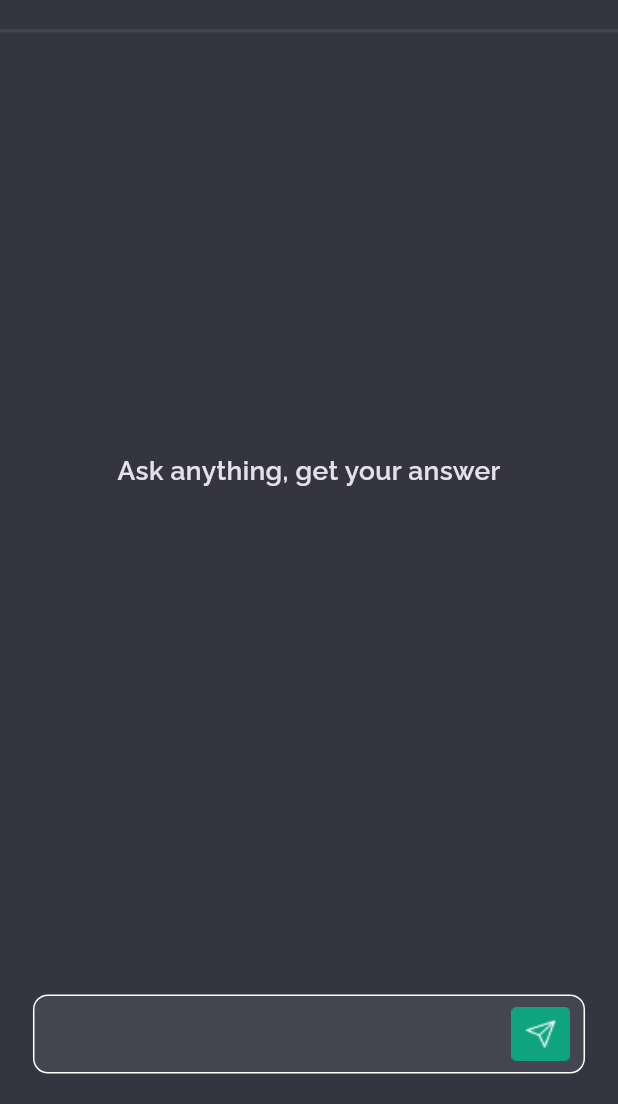
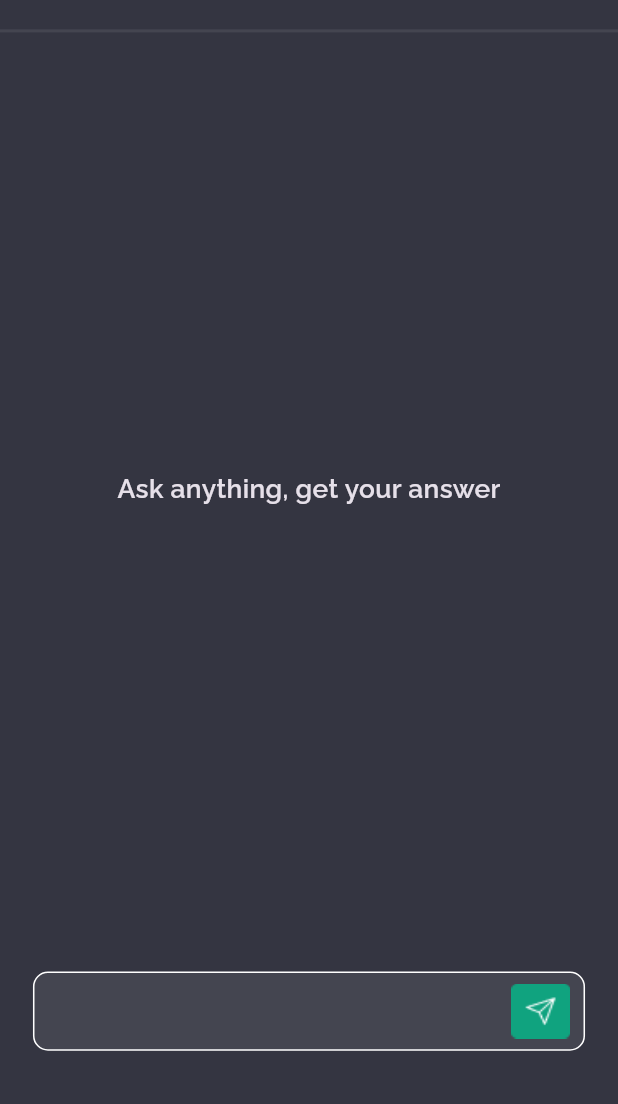
Before and after one commit to tarekelsawy/tqnia_chat, a Flutter app: the ChatScreen screen opened directly with empty values, on a phone screen of 412 x 824 dp, the part 132-1236 px from its top. Run offline on Flutter 3.47's test engine with Material 3 defaults, Android fonts, the phone set to English and light mode, and no system bars; our stand-ins replace bloc, flutter_bloc, flutter_screenutil, google_generative_ai, hive_flutter, internet_connection_checker; accounts and stored records are empty.

Commit message:
internet connection

```diff
--- a/lib/controllers/chat_cubit/chat_cubit.dart
+++ b/lib/controllers/chat_cubit/chat_cubit.dart
@@ -30,7 +30,6 @@ class ChatCubit extends Cubit<ChatStates> {
   ChatCubit({required this.context, required this.messages1})
       : super(InitChatState()) {
     checkInternetConnection();
-
   }
 
   void checkInternetConnection() {
@@ -38,8 +37,8 @@ class ChatCubit extends Cubit<ChatStates> {
       (InternetConnectionStatus status) {
         switch (status) {
           case InternetConnectionStatus.connected:
-          chat = model.startChat();
-          initChat();
+            chat = model.startChat();
+            initChat();
             // ignore: avoid_print
             print('Data connection is available.');
             break;
@@ -71,6 +70,7 @@ class ChatCubit extends Cubit<ChatStates> {
       messages1.insert(
           0, MessageModel(message: textController.text, isQuestion: true));
       textController.clear();
+      // scrollDown();
       emit(SentUserMessageState());
       sendToChatGPT();
     }
--- a/lib/views/screens/chat_screen.dart
+++ b/lib/views/screens/chat_screen.dart
@@ -17,6 +17,7 @@ class ChatScreen extends StatelessWidget {
     return BlocProvider(
       create: (context) => ChatCubit(messages1: messages, context: context),
       child: const Scaffold(
+        resizeToAvoidBottomInset: true,
         body: Column(
           children: [
             BuildChatHeaderWidget(),
@@ -26,11 +27,11 @@ class ChatScreen extends StatelessWidget {
                   children: [
                     BuildChatWidget(),
                     BuildLoadingIcon(),
+                    BuildTextFieldAndButtonWidget(),
                   ],
                 ),
               ),
             ),
-            BuildTextFieldAndButtonWidget(),
           ],
         ),
       ),
--- a/lib/views/widgets/build_chat_widget/build_chat_widget.dart
+++ b/lib/views/widgets/build_chat_widget/build_chat_widget.dart
@@ -19,7 +19,7 @@ class BuildChatWidget extends StatelessWidget {
     ChatCubit cubit = BlocProvider.of(context, listen: false);
     return Container(
       width: double.infinity,
-      height: 575.h,
+      height: 599.h,
       padding: EdgeInsets.symmetric(horizontal: 20.w),
       child: BlocBuilder<ChatCubit, ChatStates>(builder: (context, state) {
         return cubit.messages1.isEmpty
--- a/lib/views/widgets/build_chat_widget/build_text_field_and_button_widget.dart
+++ b/lib/views/widgets/build_chat_widget/build_text_field_and_button_widget.dart
@@ -16,7 +16,7 @@ class BuildTextFieldAndButtonWidget extends StatelessWidget {
   Widget build(BuildContext context) {
     ChatCubit cubit = BlocProvider.of(context);
     return Container(
-      margin: EdgeInsets.only(top: 10.h, bottom: 20.h, left: 20.w, right: 20.w),
+      margin: EdgeInsets.only(top: 18.h, bottom: 20.h, left: 20.w, right: 20.w),
       padding: EdgeInsets.symmetric(
         horizontal: 8.w,
       ),
```
Also changed, not shown: 1 other file.
